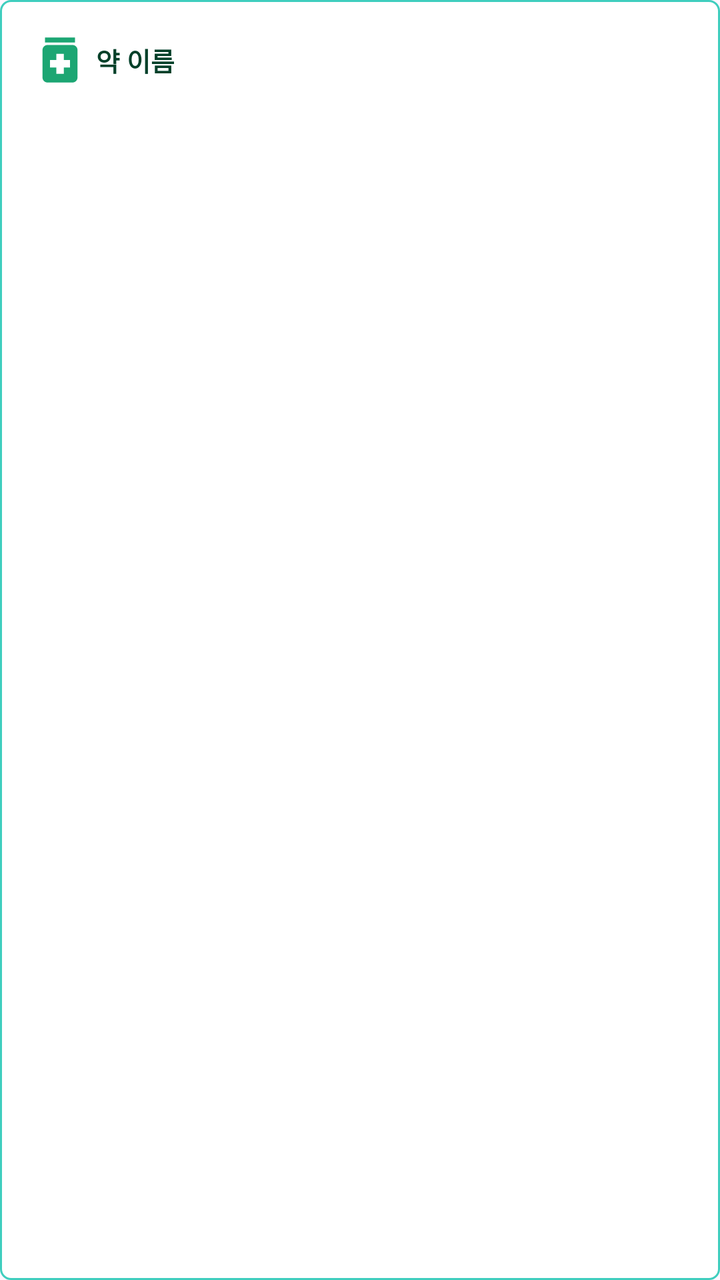
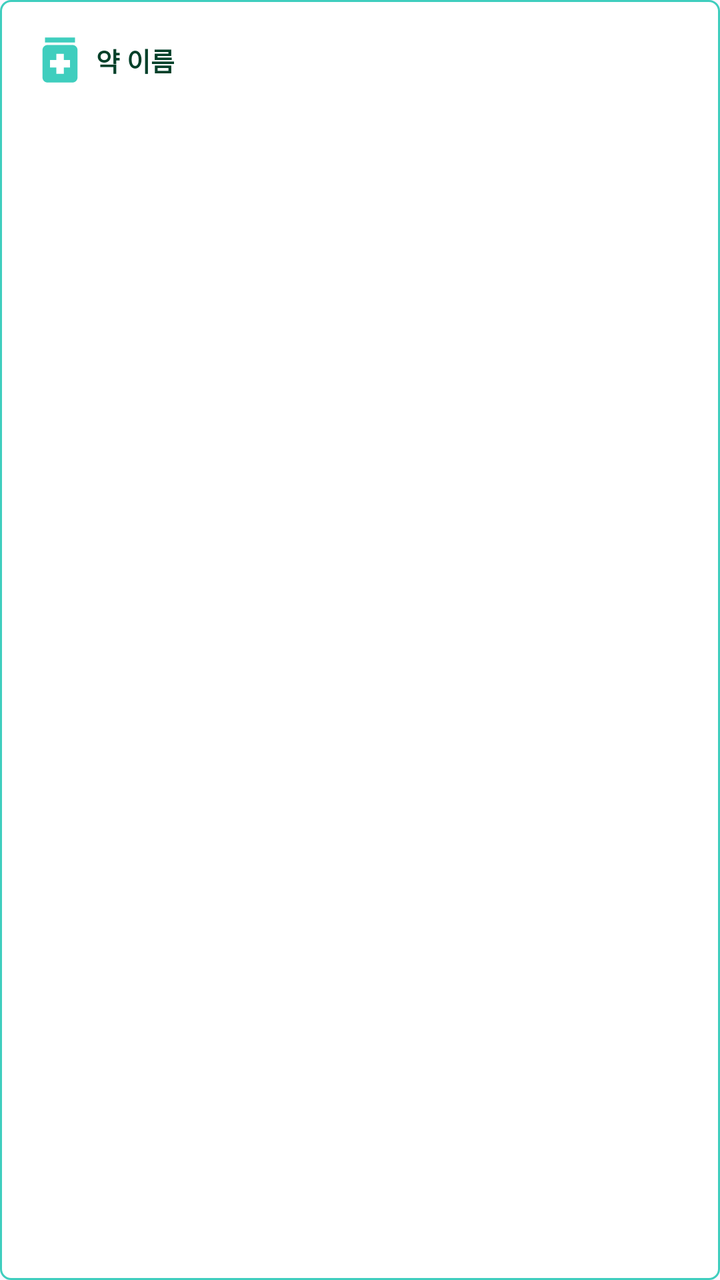

Screens rendered from an Android XML layout before and after an edit, with the pre-edit source and the edit as a unified diff.
<!-- AndroidManifest.xml: application theme Theme.Mariwoo -->
<!-- res/layout/item_medicine_card.xml -->
<?xml version="1.0" encoding="utf-8"?>
<LinearLayout
    xmlns:android="http://schemas.android.com/apk/res/android"
    android:layout_width="match_parent"
    android:layout_height="wrap_content"
    android:background="@drawable/layout_border_radius5"
    android:orientation="vertical"
    android:padding="15dp"
    android:layout_marginBottom="10dp">

    
    <LinearLayout
        android:layout_width="match_parent"
        android:layout_height="wrap_content"
        android:orientation="horizontal"
        android:gravity="center_vertical">

        <ImageView
            android:layout_width="30dp"
            android:layout_height="30dp"
            android:src="@drawable/icon_medicine"/>

        <TextView
            android:id="@+id/item_card_text_name"
            android:layout_width="wrap_content"
            android:layout_height="wrap_content"
            android:text="약 이름"
            style="@style/sign_title"
            android:layout_marginLeft="3dp"/>

    </LinearLayout>

    
    <androidx.recyclerview.widget.RecyclerView
        android:id="@+id/item_card_recyclerview_schedule"
        android:layout_width="match_parent"
        android:layout_height="wrap_content"
        android:nestedScrollingEnabled="false"/>

</LinearLayout>
<!-- resources referenced by this layout -->
<resources>
  <!-- drawable icon_medicine (drawable) -->
  <vector xmlns:android="http://schemas.android.com/apk/res/android" android:height="24dp" android:tint="#1CA673" android:viewportHeight="24" android:viewportWidth="24" android:width="24dp">
        
      <path android:fillColor="@android:color/white" android:pathData="M6,3h12v2h-12z"/>
        
      <path android:fillColor="@android:color/white" android:pathData="M17,6H7C5.9,6 5,6.9 5,8v11c0,1.1 0.9,2 2,2h10c1.1,0 2,-0.9 2,-2V8C19,6.9 18.1,6 17,6zM16,15h-2.5v2.5h-3V15H8v-3h2.5V9.5h3V12H16V15z"/>
      
  </vector>
  <!-- drawable layout_border_radius5 (drawable) -->
  <?xml version="1.0" encoding="utf-8"?>
  <shape xmlns:android="http://schemas.android.com/apk/res/android">
      <solid android:color="@color/white" />
      <stroke
          android:width="1dp"
          android:color="@color/login_background" />
      <corners android:radius="5dp" />
  </shape>
  <style name="sign_title">
          <item name="android:textSize">13sp</item>
          <item name="android:textColor">@color/color_dark_g</item>
          <item name="android:textStyle">bold</item>
      </style>
  <style name="Theme.Mariwoo" parent="Theme.Material3.DayNight.NoActionBar">
          
          <item name="colorPrimary">@color/mariwoo_theme</item>
          <item name="colorPrimaryVariant">@color/mariwoo_theme</item>
          <item name="colorOnPrimary">@color/white</item>
          
          <item name="colorSecondary">@color/teal_200</item>
          <item name="colorSecondaryVariant">@color/teal_700</item>
          <item name="colorOnSecondary">@color/black</item>
          
          <item name="android:statusBarColor">@color/mariwoo_theme</item>
          
  
  
          
          <item name="windowNoTitle">true</item>
          <item name="windowSplashScreenBackground">@color/mariwoo_theme</item>
  
  
      </style>
  <color name="white">#FFFFFFFF</color>
  <color name="login_background">#3FCEBE</color>
  <color name="color_dark_g">#014029</color>
  <color name="mariwoo_theme">#3FCEBE</color>
  <color name="teal_200">#FF03DAC5</color>
  <color name="teal_700">#FF018786</color>
  <color name="black">#FF000000</color>
</resources>

<!-- the commit's change to res/layout/item_medicine_card.xml (unified diff, before → after) -->
@@ -18,7 +18,8 @@
         <ImageView
             android:layout_width="30dp"
             android:layout_height="30dp"
-            android:src="@drawable/icon_medicine"/>
+            android:src="@drawable/icon_medicine"
+            android:tint="@color/theme_color"/>
 
         <TextView
             android:id="@+id/item_card_text_name"
<!-- resource entries referenced after the edit -->
@@ -1,5 +1,6 @@
 <!-- resources referenced by this layout -->
 <resources>
+  <color name="theme_color">#3FCEBE</color>
   <!-- drawable icon_medicine (drawable) -->
   <vector xmlns:android="http://schemas.android.com/apk/res/android" android:height="24dp" android:tint="#1CA673" android:viewportHeight="24" android:viewportWidth="24" android:width="24dp">
         
